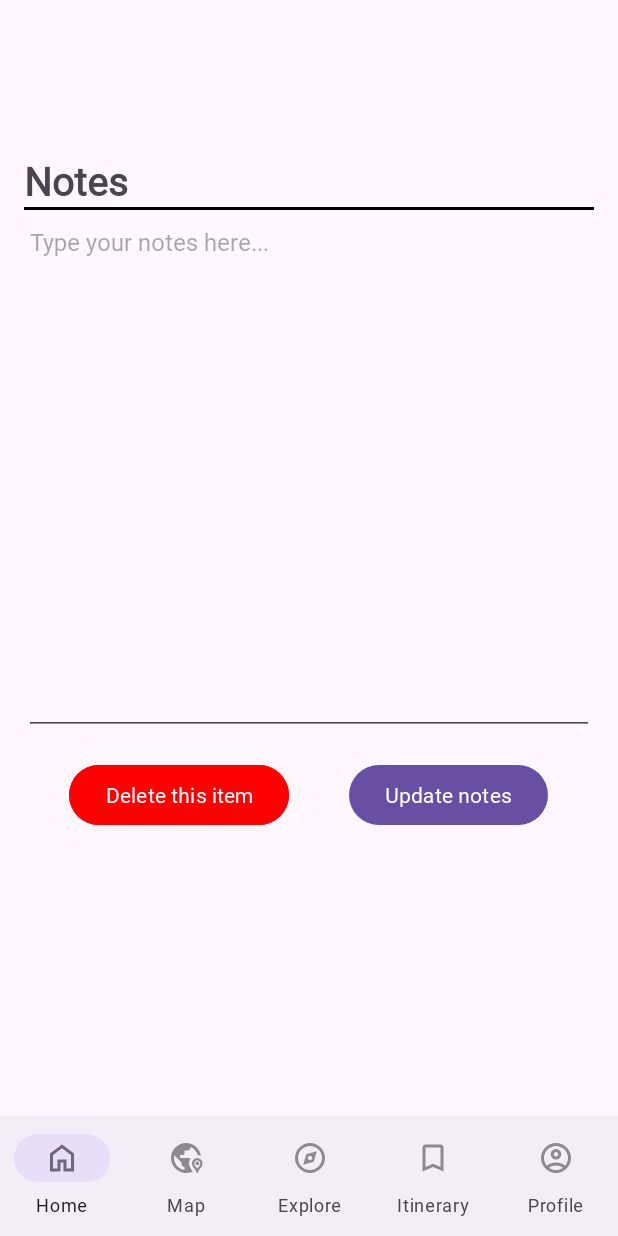
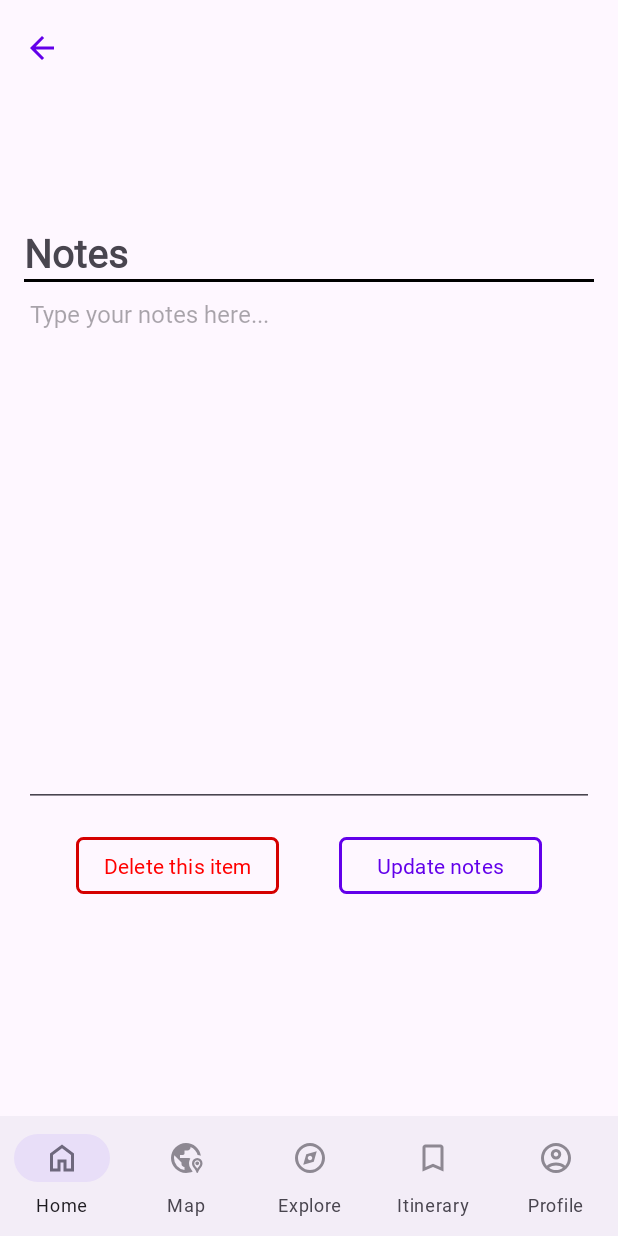
Before and after one commit to Team-2-SA60/KakiGoWhere-Android, an Android app: the fragment ItineraryEditFragment placed in its activity, on a phone screen of 412 x 824 dp. Run offline under Robolectric (Android 15) with nearby library versions, the phone set to English and light mode, and no system bars; pictures from the network do not load; 2 statements that could not run were skipped.

Commit message:
ui: final ui updates to itinerary.

```diff
--- a/app/src/main/java/team2/kakigowhere/ui/itinerary/ItineraryDetailFragment.kt
+++ b/app/src/main/java/team2/kakigowhere/ui/itinerary/ItineraryDetailFragment.kt
@@ -7,6 +7,7 @@ import android.view.LayoutInflater
 import android.view.View
 import android.view.ViewGroup
 import android.widget.Button
+import android.widget.ImageButton
 import android.widget.TextView
 import android.widget.Toast
 import androidx.fragment.app.Fragment
@@ -51,10 +52,12 @@ class ItineraryDetailFragment : Fragment(), View.OnClickListener {
         var deleteBtn = view.findViewById<Button>(R.id.delete_itinerary)
         var addDayBtn = view.findViewById<Button>(R.id.add_day)
         var deleteDayBtn = view.findViewById<Button>(R.id.delete_day)
+        var backBtn = view.findViewById<ImageButton>(R.id.detail_back)
 
         deleteBtn.setOnClickListener(this)
         addDayBtn.setOnClickListener(this)
         deleteDayBtn.setOnClickListener(this)
+        backBtn.setOnClickListener(this)
 
         // set up display of itinerary items
         lifecycleScope.launch {
@@ -139,6 +142,9 @@ class ItineraryDetailFragment : Fragment(), View.OnClickListener {
                     }
                 }
             }
+            R.id.detail_back -> {
+                findNavController().navigateUp()
+            }
         }
     }
 
--- a/app/src/main/java/team2/kakigowhere/ui/itinerary/ItineraryEditFragment.kt
+++ b/app/src/main/java/team2/kakigowhere/ui/itinerary/ItineraryEditFragment.kt
@@ -8,6 +8,7 @@ import android.view.View
 import android.view.ViewGroup
 import android.widget.Button
 import android.widget.EditText
+import android.widget.ImageButton
 import android.widget.TextView
 import android.widget.Toast
 import androidx.fragment.app.Fragment
@@ -48,7 +49,9 @@ class ItineraryEditFragment : Fragment() {
 
         val update = view.findViewById<Button>(R.id.update)
         val delete = view.findViewById<Button>(R.id.delete)
+        val back = view.findViewById<ImageButton>(R.id.edit_back)
 
+        // button events
         update.setOnClickListener {
             val updatedDetail = ItineraryDetail(
                 id = detail.id,
@@ -85,5 +88,9 @@ class ItineraryEditFragment : Fragment() {
                 }
             }
         }
+
+        back.setOnClickListener {
+            findNavController().navigateUp()
+        }
     }
 }
--- /dev/null
+++ b/app/src/main/res/drawable/back_arrow.xml
@@ -0,0 +1,5 @@
+<vector xmlns:android="http://schemas.android.com/apk/res/android" android:autoMirrored="true" android:height="24dp" android:tint="#6200EA" android:viewportHeight="24" android:viewportWidth="24" android:width="24dp">
+
+    <path android:fillColor="@android:color/white" android:pathData="M20,11H7.83l5.59,-5.59L12,4l-8,8 8,8 1.41,-1.41L7.83,13H20v-2z"/>
+
+</vector>
--- a/app/src/main/res/drawable/btn_transparent.xml
+++ b/app/src/main/res/drawable/btn_transparent_negative.xml
@@ -5,6 +5,6 @@
     <solid android:color="@android:color/transparent" />
     <stroke
         android:width="2dp"
-        android:color="?android:attr/textColor" />
+        android:color="#D50000" />
     <corners android:radius="4dp" />
 </shape>
--- /dev/null
+++ b/app/src/main/res/drawable/btn_transparent_positive.xml
@@ -0,0 +1,10 @@
+<?xml version="1.0" encoding="utf-8"?>
+<shape xmlns:android="http://schemas.android.com/apk/res/android"
+    android:shape="rectangle">
+
+    <solid android:color="@android:color/transparent" />
+    <stroke
+        android:width="2dp"
+        android:color="#6200EA" />
+    <corners android:radius="4dp" />
+</shape>
--- a/app/src/main/res/layout/fragment_itinerary_edit.xml
+++ b/app/src/main/res/layout/fragment_itinerary_edit.xml
@@ -3,15 +3,28 @@
     xmlns:tools="http://schemas.android.com/tools"
     android:layout_width="match_parent"
     android:layout_height="match_parent"
+    xmlns:app="http://schemas.android.com/apk/res-auto"
     android:orientation="vertical"
-    android:padding="16dp"
+    android:paddingStart="16dp"
+    android:paddingEnd="16dp"
     tools:context=".ui.itinerary.ItineraryEditFragment">
+
+    <ImageButton
+        android:id="@+id/edit_back"
+        android:src="@drawable/back_arrow"
+        android:layout_width="wrap_content"
+        android:layout_height="wrap_content"
+        android:layout_marginTop="10dp"
+        android:paddingLeft="0dp"
+        android:backgroundTint="#00000000"/>
 
     <TextView
         android:id="@+id/id_title"
         android:layout_width="match_parent"
         android:layout_height="wrap_content"
+        android:layout_marginTop="10dp"
         android:textSize="20sp"
+        android:textStyle="bold"
         tools:text="Place title"/>
 
     <TextView
@@ -50,7 +63,7 @@
     <LinearLayout
         android:layout_width="match_parent"
         android:layout_height="wrap_content"
-        android:layout_marginTop="16dp"
+        android:layout_marginTop="20dp"
         android:orientation="horizontal"
         android:gravity="center">
 
@@ -59,15 +72,26 @@
             android:layout_width="wrap_content"
             android:layout_height="wrap_content"
             android:layout_marginEnd="20dp"
-            android:backgroundTint="@color/selected_color"
-            android:text="Delete this item"/>
+            android:text="Delete this item"
+            app:backgroundTint="@null"
+            android:textColor="@color/selected_color"
+            android:background="@drawable/btn_transparent_negative"
+            android:minWidth="135dp"
+            android:minHeight="38dp"
+            android:padding="0dp"/>
 
         <Button
             android:id="@+id/update"
             android:layout_width="wrap_content"
             android:layout_height="wrap_content"
             android:layout_marginStart="20dp"
-            android:text="Update notes"/>
+            android:text="Update notes"
+            app:backgroundTint="@null"
+            android:textColor="#6200EA"
+            android:background="@drawable/btn_transparent_positive"
+            android:minWidth="135dp"
+            android:minHeight="38dp"
+            android:padding="0dp"/>
 
     </LinearLayout>
 
--- a/app/src/main/res/layout/itinerary_card.xml
+++ b/app/src/main/res/layout/itinerary_card.xml
@@ -5,7 +5,10 @@
     xmlns:tools="http://schemas.android.com/tools"
     android:layout_width="match_parent"
     android:layout_height="220dp"
-    android:layout_margin="14dp"
+    android:layout_marginStart="20dp"
+    android:layout_marginEnd="20dp"
+    android:layout_marginTop="14dp"
+    android:layout_marginBottom="10dp"
     app:cardCornerRadius="18dp"
     app:cardElevation="4dp"
     android:clickable="true"
```
Also changed, not shown: app/src/main/java/team2/kakigowhere/ui/itinerary/ItineraryCreateFragment.kt (+10 -6 lines), app/src/main/res/layout/fragment_itinerary_create.xml (+22 -10 lines), app/src/main/res/layout/fragment_itinerary_detail.xml (+35 -6 lines), app/src/main/res/layout/itinerary_item.xml (+7 -4 lines).
